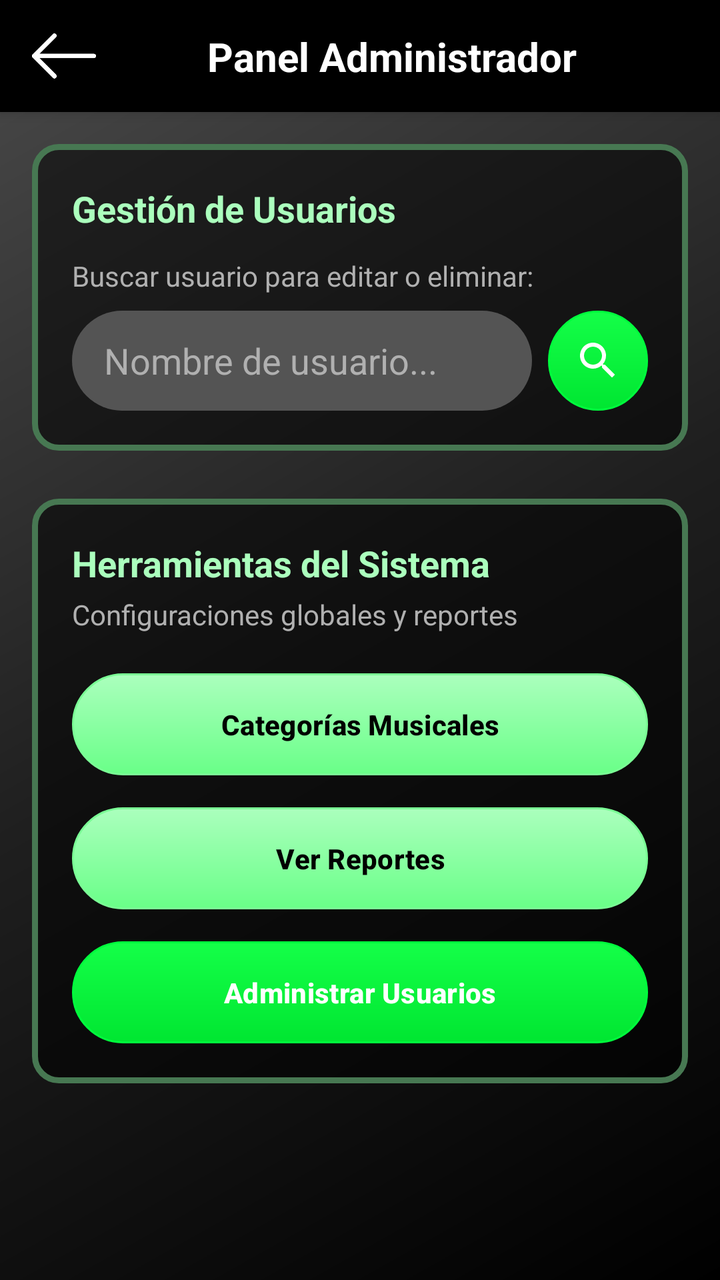
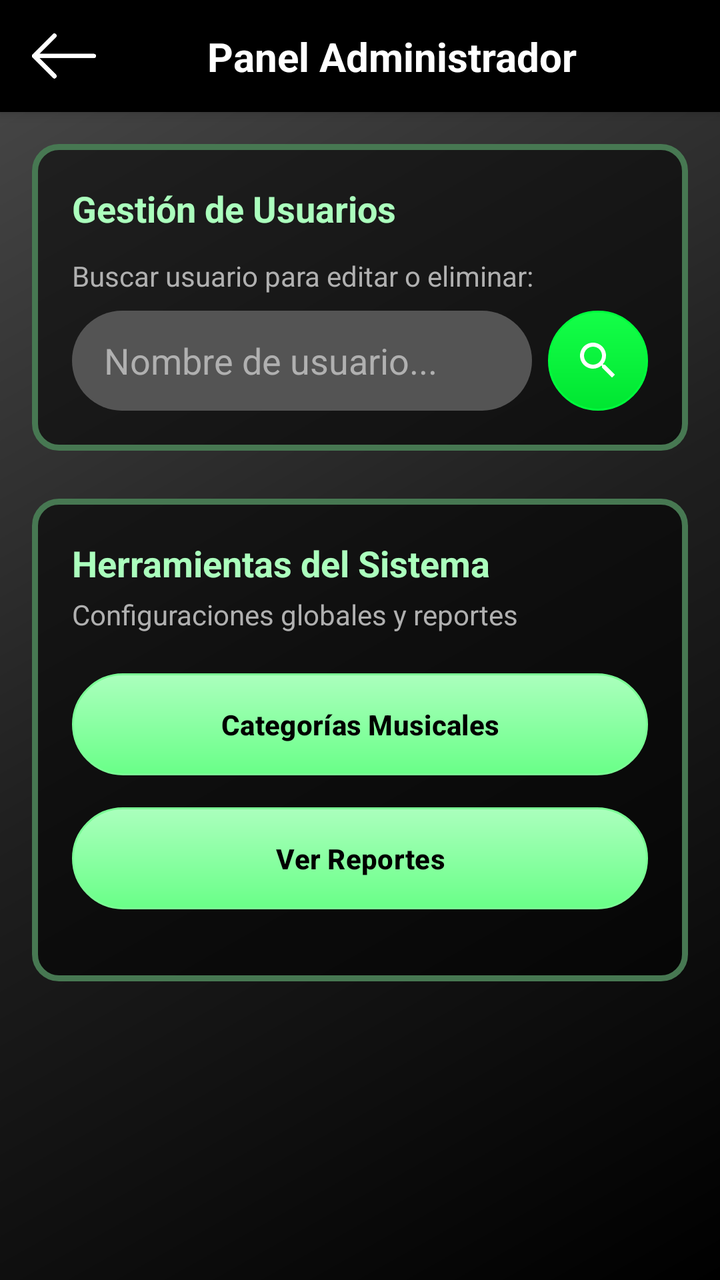

Two renders of the same Android screen: before a commit and after it. Below are the layout's source before the change and the commit's diff.
<!-- AndroidManifest.xml: application theme Theme.MusAPIApp -->
<!-- res/layout/activity_menu_admin.xml -->
<?xml version="1.0" encoding="utf-8"?>
<androidx.constraintlayout.widget.ConstraintLayout 
    xmlns:android="http://schemas.android.com/apk/res/android"
    xmlns:app="http://schemas.android.com/apk/res-auto"
    android:id="@+id/mainMenuAdmin"
    android:layout_width="match_parent"
    android:layout_height="match_parent"
    android:background="@drawable/fondo_gradiente_principal">

    <androidx.constraintlayout.widget.ConstraintLayout
        android:id="@+id/headerBar"
        android:layout_width="match_parent"
        android:layout_height="wrap_content"
        android:background="#000000"
        android:paddingVertical="12dp"
        android:paddingHorizontal="16dp"
        android:elevation="4dp"
        app:layout_constraintTop_toTopOf="parent"
        app:layout_constraintStart_toStartOf="parent"
        app:layout_constraintEnd_toEndOf="parent">

        <ImageButton
            android:id="@+id/btnVolver"
            android:layout_width="32dp"
            android:layout_height="32dp"
            android:background="?attr/selectableItemBackgroundBorderless"
            android:contentDescription="Regresar"
            android:scaleType="fitCenter"
            android:src="@drawable/ic_back_black"
            app:tint="#FFFFFF"
            app:layout_constraintStart_toStartOf="parent"
            app:layout_constraintTop_toTopOf="parent"
            app:layout_constraintBottom_toBottomOf="parent" />

        <TextView
            android:layout_width="wrap_content"
            android:layout_height="wrap_content"
            android:text="Panel Administrador"
            android:textColor="#FFFFFF"
            android:textSize="20sp"
            android:textStyle="bold"
            app:layout_constraintStart_toEndOf="@id/btnVolver"
            app:layout_constraintEnd_toEndOf="parent"
            app:layout_constraintTop_toTopOf="parent"
            app:layout_constraintBottom_toBottomOf="parent" />

    </androidx.constraintlayout.widget.ConstraintLayout>

    <ScrollView
        android:layout_width="match_parent"
        android:layout_height="0dp"
        android:fillViewport="true"
        android:padding="16dp"
        app:layout_constraintTop_toBottomOf="@id/headerBar"
        app:layout_constraintBottom_toBottomOf="parent">

        <LinearLayout
            android:layout_width="match_parent"
            android:layout_height="wrap_content"
            android:orientation="vertical"
            android:gravity="center_horizontal">

            <LinearLayout
                android:layout_width="match_parent"
                android:layout_height="wrap_content"
                android:orientation="vertical"
                android:background="@drawable/fondo_info_album"
                android:padding="20dp"
                android:layout_marginBottom="24dp">

                <TextView
                    android:layout_width="wrap_content"
                    android:layout_height="wrap_content"
                    android:text="Gestión de Usuarios"
                    android:textColor="#ABFFBD"
                    android:textStyle="bold"
                    android:textSize="18sp"
                    android:layout_marginBottom="12dp"/>

                <TextView
                    android:layout_width="match_parent"
                    android:layout_height="wrap_content"
                    android:text="Buscar usuario para editar o eliminar:"
                    android:textColor="#B0B0B0"
                    android:textSize="14sp"
                    android:layout_marginBottom="8dp"/>

                <LinearLayout
                    android:layout_width="match_parent"
                    android:layout_height="wrap_content"
                    android:orientation="horizontal"
                    android:gravity="center_vertical">

                    <EditText
                        android:id="@+id/etBusquedaUsuarios"
                        android:layout_width="0dp"
                        android:layout_height="50dp"
                        android:layout_weight="1"
                        android:background="@drawable/fondo_input_login"
                        android:hint="Nombre de usuario..."
                        android:textColorHint="#B0B0B0"
                        android:textColor="#FFFFFF"
                        android:paddingHorizontal="16dp"
                        android:layout_marginEnd="8dp"/>

                    <ImageButton
                        android:id="@+id/btnBuscarUsuarios"
                        android:layout_width="50dp"
                        android:layout_height="50dp"
                        android:background="@drawable/fondo_boton_principal"
                        android:src="@drawable/ic_search"
                        android:scaleType="centerInside"
                        android:padding="12dp"
                        app:tint="#FFFFFF"/>
                </LinearLayout>
            </LinearLayout>

            <LinearLayout
                android:layout_width="match_parent"
                android:layout_height="wrap_content"
                android:orientation="vertical"
                android:background="@drawable/fondo_info_album"
                android:padding="20dp">

                <TextView
                    android:id="@+id/tvTituloMenuAdmin"
                    android:layout_width="wrap_content"
                    android:layout_height="wrap_content"
                    android:text="Herramientas del Sistema"
                    android:textColor="#ABFFBD"
                    android:textStyle="bold"
                    android:textSize="18sp"
                    android:layout_marginBottom="4dp"/>

                <TextView
                    android:id="@+id/tvDescripcionAdmin"
                    android:layout_width="match_parent"
                    android:layout_height="wrap_content"
                    android:text="Configuraciones globales y reportes"
                    android:textColor="#B0B0B0"
                    android:textSize="14sp"
                    android:layout_marginBottom="20dp"/>

                <Button
                    android:id="@+id/btnCategoriasMusicales"
                    android:layout_width="match_parent"
                    android:layout_height="wrap_content"
                    android:text="Categorías Musicales"
                    android:textColor="#000000"
                    android:textStyle="bold"
                    android:background="@drawable/fondo_boton_secundario"
                    app:backgroundTint="@null"
                    android:paddingVertical="12dp"
                    android:layout_marginBottom="16dp"/>

                <Button
                    android:id="@+id/btnReportes"
                    android:layout_width="match_parent"
                    android:layout_height="wrap_content"
                    android:text="Ver Reportes"
                    android:textColor="#000000"
                    android:textStyle="bold"
                    android:background="@drawable/fondo_boton_secundario"
                    app:backgroundTint="@null"
                    android:paddingVertical="12dp"
                    android:layout_marginBottom="16dp"/>

                <Button
                    android:id="@+id/btnAdministrarUsuarios"
                    android:layout_width="match_parent"
                    android:layout_height="wrap_content"
                    android:text="Administrar Usuarios"
                    android:textColor="#FFFFFF"
                    android:textStyle="bold"
                    android:background="@drawable/fondo_boton_principal"
                    app:backgroundTint="@null"
                    android:paddingVertical="12dp"/>

            </LinearLayout>

        </LinearLayout>
    </ScrollView>

</androidx.constraintlayout.widget.ConstraintLayout>
<!-- resources referenced by this layout -->
<resources>
  <!-- drawable fondo_boton_principal (drawable) -->
  <?xml version="1.0" encoding="utf-8"?>
  <shape xmlns:android="http://schemas.android.com/apk/res/android"
      android:shape="rectangle">
  
      <gradient
          android:startColor="#14FF48"
          android:endColor="#00E631"
          android:angle="270" />
  
      <corners android:radius="100dp" />
  
      <stroke
          android:width="1dp"
          android:color="#00FF3D" />
  </shape>
  <!-- drawable fondo_boton_secundario (drawable) -->
  <?xml version="1.0" encoding="utf-8"?>
  <shape xmlns:android="http://schemas.android.com/apk/res/android"
      android:shape="rectangle">
  
      <gradient
          android:startColor="#ABFFBD"
          android:endColor="#69FF88"
          android:angle="270" />
  
      <corners android:radius="100dp" />
  
      <stroke
          android:width="1dp"
          android:color="#7AFF95" />
  </shape>
  <!-- drawable fondo_gradiente_principal (drawable) -->
  <?xml version="1.0" encoding="utf-8"?>
  <shape xmlns:android="http://schemas.android.com/apk/res/android"
      android:shape="rectangle">
      <gradient
          android:startColor="#000000"
          android:centerColor="#1F1F1F"
          android:endColor="#4A4A4A"
          android:angle="135"
          android:type="linear" />
  </shape>
  <!-- drawable fondo_info_album (drawable) -->
  <?xml version="1.0" encoding="utf-8"?>
  <shape xmlns:android="http://schemas.android.com/apk/res/android"
      android:shape="rectangle">
  
      <solid android:color="#85000000" />
  
      <stroke
          android:width="3dp"
          android:color="#477852" />
  
      <corners android:radius="12dp" />
  </shape>
  <!-- drawable fondo_input_login (drawable) -->
  <?xml version="1.0" encoding="utf-8"?>
  <shape xmlns:android="http://schemas.android.com/apk/res/android"
      android:shape="rectangle">
  
      <solid android:color="#545454"/>
  
      <corners android:radius="100dp"/>
  </shape>
  <!-- drawable ic_back_black: png bitmap (drawable, 4720 bytes) -->
  <!-- drawable ic_search (drawable) -->
  <?xml version="1.0" encoding="utf-8"?>
  <vector xmlns:android="http://schemas.android.com/apk/res/android"
      android:width="24dp"
      android:height="24dp"
      android:viewportWidth="24"
      android:viewportHeight="24">
      <path
          android:fillColor="#FFFFFF"
          android:pathData="M15.5,14h-0.79l-0.28,-0.27C15.41,12.59 16,11.11 16,9.5 16,5.91 13.09,3 9.5,3S3,5.91 3,9.5 5.91,16 9.5,16c1.61,0 3.09,-0.59 4.23,-1.57l0.27,0.28v0.79l5,4.99L20.49,19l-4.99,-5zM9.5,14C7.01,14 5,11.99 5,9.5S7.01,5 9.5,5 14,7.01 14,9.5 11.99,14 9.5,14z"/>
  </vector>
  <style name="Theme.MusAPIApp" parent="Base.Theme.MusAPIApp" />
  <style name="Base.Theme.MusAPIApp" parent="Theme.Material3.DayNight.NoActionBar">
          
          
      </style>
</resources>

<!-- the commit's change to res/layout/activity_menu_admin.xml (unified diff, before → after) -->
@@ -165,17 +165,6 @@
                     android:paddingVertical="12dp"
                     android:layout_marginBottom="16dp"/>
 
-                <Button
-                    android:id="@+id/btnAdministrarUsuarios"
-                    android:layout_width="match_parent"
-                    android:layout_height="wrap_content"
-                    android:text="Administrar Usuarios"
-                    android:textColor="#FFFFFF"
-                    android:textStyle="bold"
-                    android:background="@drawable/fondo_boton_principal"
-                    app:backgroundTint="@null"
-                    android:paddingVertical="12dp"/>
-
             </LinearLayout>
 
         </LinearLayout>
